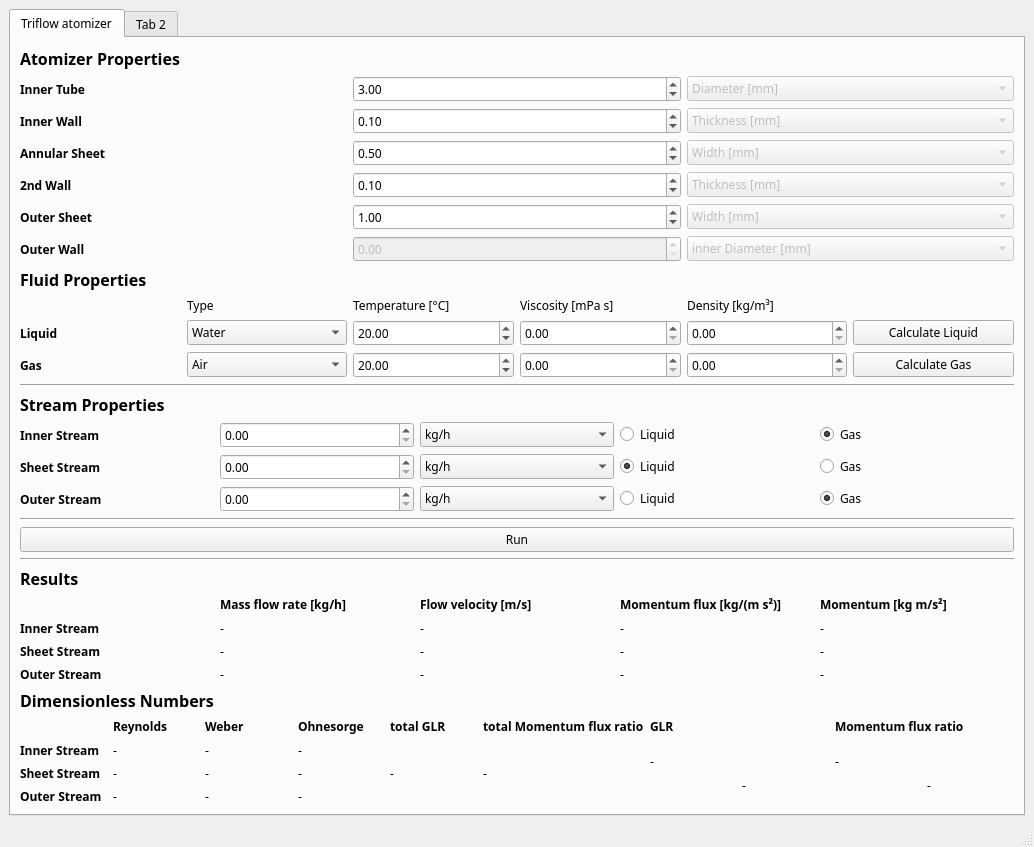
This is GUI/mainWindow.ui in realize-1337/Atomizer-Toolbox as Qt 5 draws it before an edit. The edited form follows.
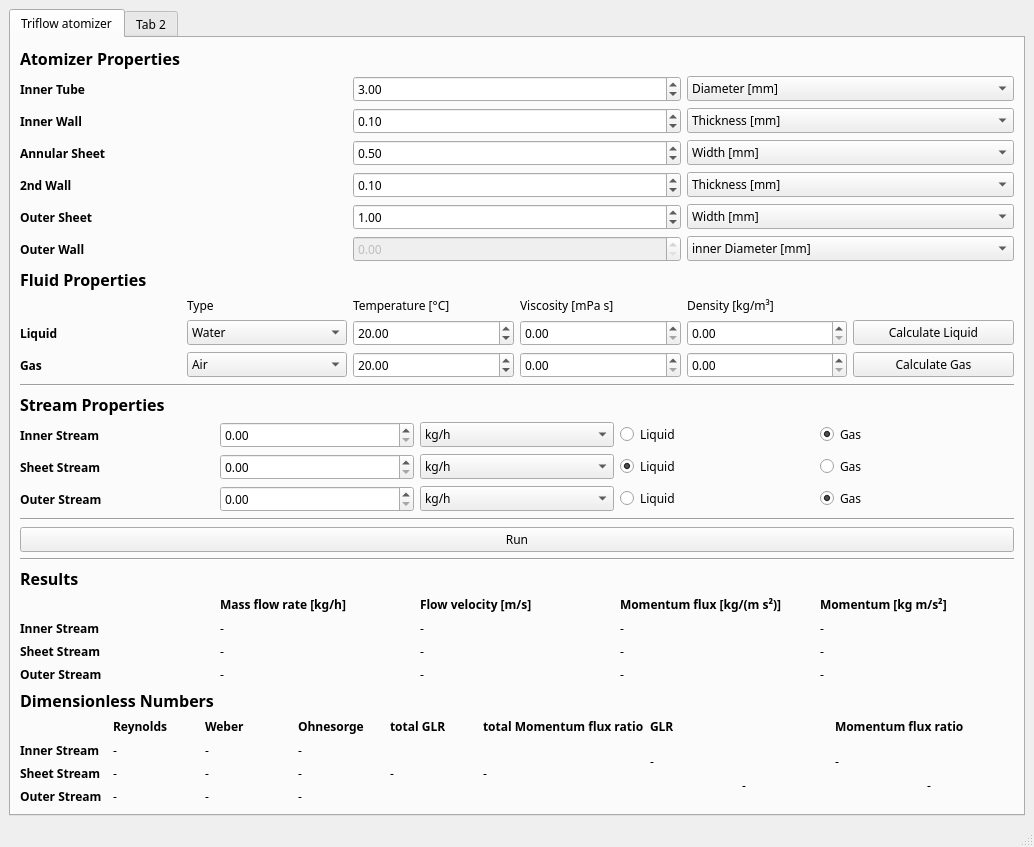
This is the edited form.

Diff of the .ui file:
```diff
--- a/GUI/mainWindow.ui
+++ b/GUI/mainWindow.ui
@@ -394,7 +394,7 @@
           <item row="3" column="2">
            <widget class="QComboBox" name="annularSheetBox">
             <property name="enabled">
-             <bool>false</bool>
+             <bool>true</bool>
             </property>
             <item>
              <property name="text">
@@ -442,7 +442,7 @@
           <item row="5" column="2">
            <widget class="QComboBox" name="outerSheetBox">
             <property name="enabled">
-             <bool>false</bool>
+             <bool>true</bool>
             </property>
             <item>
              <property name="text">
@@ -490,7 +490,7 @@
           <item row="2" column="2">
            <widget class="QComboBox" name="innerWallBox">
             <property name="enabled">
-             <bool>false</bool>
+             <bool>true</bool>
             </property>
             <item>
              <property name="text">
@@ -546,7 +546,7 @@
           <item row="4" column="2">
            <widget class="QComboBox" name="middleWallBox">
             <property name="enabled">
-             <bool>false</bool>
+             <bool>true</bool>
             </property>
             <item>
              <property name="text">
@@ -558,7 +558,7 @@
           <item row="1" column="2">
            <widget class="QComboBox" name="innerTubeBox">
             <property name="enabled">
-             <bool>false</bool>
+             <bool>true</bool>
             </property>
             <item>
              <property name="text">
@@ -608,7 +608,7 @@
           <item row="6" column="2">
            <widget class="QComboBox" name="outerWallBox">
             <property name="enabled">
-             <bool>false</bool>
+             <bool>true</bool>
             </property>
             <item>
              <property name="text">
```
Left out of the diff: 5 changed lines with no effect on the pictures.
